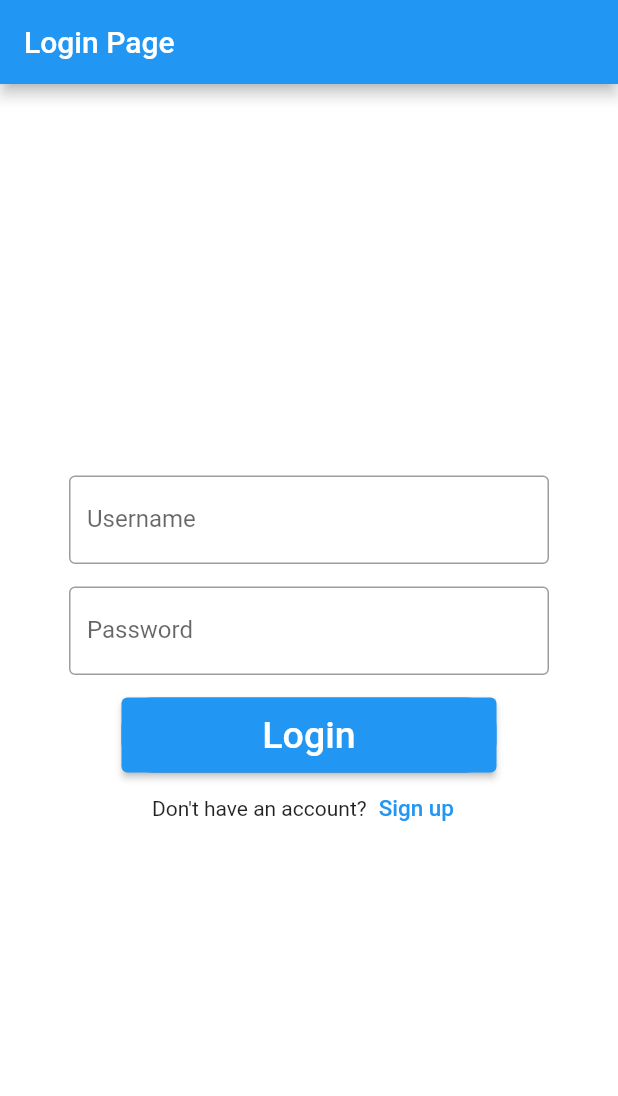
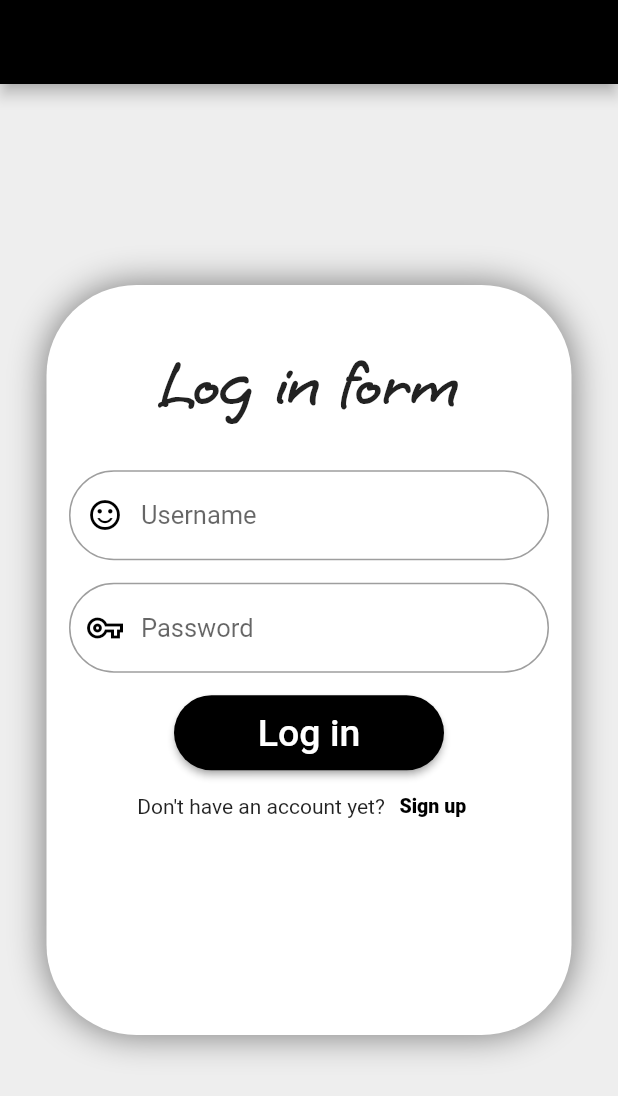
Before and after one commit to letsmespeakfrommyheart/Shared_Preferenses, a Flutter app: the screen it shows after launch, on a phone screen of 412 x 824 dp. Shown: the top 1096 px of the screen. Run offline on Flutter 3.47's test engine with Material 2 defaults, Android fonts, the phone set to English and light mode, and no system bars; our stand-ins replace shared_preferences.

Commit message:
upgrade app

```diff
--- a/lib/main.dart
+++ b/lib/main.dart
@@ -8,158 +8,213 @@ void main() {
 }
 
 class MyApp extends StatelessWidget {
+  const MyApp({Key? key}) : super(key: key);
   @override
   Widget build(BuildContext context) {
     return const MaterialApp(
       debugShowCheckedModeBanner: false,
-      home: LoginDemo(),
+      home: LoginPage(),
     );
   }
 }
 
-class LoginDemo extends StatefulWidget {
-  const LoginDemo({Key? key}) : super(key: key);
+class LoginPage extends StatefulWidget {
+  const LoginPage({Key? key}) : super(key: key);
   @override
   _LoginDemoState createState() => _LoginDemoState();
 }
 
-class _LoginDemoState extends State<LoginDemo> {
-  dynamic getName = SharedPreferences.getInstance();
-  dynamic getPass = SharedPreferences.getInstance();
+class _LoginDemoState extends State<LoginPage> {
+  dynamic getStorage = SharedPreferences.getInstance();
   TextEditingController logUserController = TextEditingController();
   TextEditingController logPassController = TextEditingController();
-  String inputUserName = "";
-  String inputPass = "";
-  var name = "";
-  var pass = "";
+  String? _name;
+  String? _pass;
 
-  // void getUsername() async {
-  //   final getName = await SharedPreferences.getInstance();
-  //   setState(() {
-  //     var userName = getName.getString('name');
-  //     print(userName);
-  //   });
-  // }
-
-  Future getDataName() async {
-    getName = await SharedPreferences.getInstance();
-    String name = await getName.getString('username');
-    return name;
+  Future<String?> getData() async {
+    getStorage = await SharedPreferences.getInstance();
+    dynamic name = await getStorage.get('username');
+    dynamic pass = await getStorage.get('password');
+    setState(() {
+      _name = name;
+      _pass = pass;
+    });
   }
 
-  Future getDataPass() async {
-    getPass = await SharedPreferences.getInstance();
-    String pass = await getPass.getString('password');
-    return pass;
+  String? answer() {
+    if ((_name == logUserController.text) &&
+        (_pass == logPassController.text)) {
+      return ('Hello, $_name, nice to see you again!');
+    } else if ((_name != logUserController.text) |
+        (_pass != logPassController.text)) {
+      return ('The username or password is incorrect, please try again');
+    }
   }
 
   @override
   Widget build(BuildContext context) {
     return Scaffold(
-      backgroundColor: Colors.white,
         appBar: AppBar(
-        title: const Text("Login Page"),
+          backgroundColor: Colors.black,
+          title: const Text(
+            '',
+            style: TextStyle(color: Colors.white),
           ),
-      body: Center(
+        ),
+        body: Container(
+            height: double.infinity,
+            width: double.infinity,
+            decoration: BoxDecoration(
+              color: Colors.grey[200],
+            ),
+            child: Center(
                 child: Container(
               height: 500,
               width: 350,
+              decoration: BoxDecoration(
+                boxShadow: [
+                  BoxShadow(
+                      blurRadius: 20,
+                      // spreadRadius: 3,
+                      color: Colors.black.withOpacity(0.5))
+                ],
+                color: Colors.white,
+                borderRadius: BorderRadius.circular(60),
+              ),
               child: Column(
                   mainAxisAlignment: MainAxisAlignment.center,
-            children: <Widget>[
+                  children: [
+                    const Text('Log in form',
+                        style: TextStyle(
+                            fontFamily: 'GrapeNuts',
+                            fontSize: 45,
+                            fontWeight: FontWeight.bold)),
+                    const SizedBox(height: 30),
                     Padding(
-                //padding: const EdgeInsets.only(left:15.0,right: 15.0,top:0,bottom: 0),
                       padding: const EdgeInsets.symmetric(horizontal: 15),
                       child: TextField(
+                        keyboardType: TextInputType.text,
+                        autocorrect: false,
+                        style: const TextStyle(
+                          fontSize: 17,
+                        ),
+                        cursorHeight: 20,
+                        cursorColor: Colors.black,
                         controller: logUserController,
-                  onSubmitted: (dynamic input) {
-                    inputUserName = input;
-                    setState(() {
-                      print(inputUserName);
-                    });
-                  },
-                  // onSubmitted: (String inputUsername) {
-                  //   input = inputUsername;
-                  //   setState(() {
-                  //     setUsername();
-                  //     print(input);
-                  //   });
-                  // },
-                  decoration: const InputDecoration(
-                    border: OutlineInputBorder(),
-                    labelText: 'Username',
+                        decoration: InputDecoration(
+                          prefixIcon: const Icon(
+                            Icons.sentiment_satisfied_outlined,
+                            color: Colors.black,
+                          ),
+                          border: OutlineInputBorder(
+                            borderRadius: BorderRadius.circular(30),
+                          ),
+                          focusedBorder: OutlineInputBorder(
+                            borderRadius: BorderRadius.circular(30),
+                            borderSide: const BorderSide(
+                              color: Colors.black,
+                              width: 1.0,
+                            ),
+                          ),
+                          hintText: 'Username',
                         ),
                       ),
                     ),
                     Padding(
                       padding: const EdgeInsets.only(
                           left: 15.0, right: 15.0, top: 15, bottom: 0),
-                //padding: EdgeInsets.symmetric(horizontal: 15),
                       child: TextField(
-                  controller: logPassController,
-                  onSubmitted: (dynamic input) {
-                    inputPass = input;
-                    setState(() {
-                      print(inputPass);
-                    });
-                  },
                         obscureText: true,
                         obscuringCharacter: '*',
-                  decoration: const InputDecoration(
-                    border: OutlineInputBorder(),
-                    labelText: 'Password',
+                        style: const TextStyle(
+                          fontSize: 17,
+                        ),
+                        cursorHeight: 20,
+                        cursorColor: Colors.black,
+                        controller: logPassController,
+                        decoration: InputDecoration(
+                          prefixIcon: const Icon(
+                            Icons.vpn_key_outlined,
+                            color: Colors.black,
+                          ),
+                          border: OutlineInputBorder(
+                            borderRadius: BorderRadius.circular(30),
+                          ),
+                          focusedBorder: OutlineInputBorder(
+                            borderRadius: BorderRadius.circular(30),
+                            borderSide: const BorderSide(
+                              color: Colors.black,
+                              width: 1.0,
+                            ),
+                          ),
+                          hintText: 'Password',
                         ),
                       ),
                     ),
                     const SizedBox(
                       height: 15,
                     ),
-              Container(
-                height: 50,
-                width: 250,
-                decoration: BoxDecoration(
-                    color: Colors.blue,
-                    borderRadius: BorderRadius.circular(20)),
-                child: ElevatedButton(
+                    ElevatedButton(
+                      style: ButtonStyle(
+                        shape: MaterialStateProperty.all(RoundedRectangleBorder(
+                            borderRadius: BorderRadius.circular(30))),
+                        backgroundColor:
+                            MaterialStateProperty.all(Colors.black),
+                        fixedSize:
+                            MaterialStateProperty.all(const Size(180, 50)),
+                        shadowColor: MaterialStateProperty.all(Colors.grey),
+                      ),
                       onPressed: () {
                         setState(() {
-                      print(name);
-                      print(pass);
-                      if ((name == inputUserName) & (pass == inputPass)) {
-                        print('Ura!!');
-                      } else if (name != inputUserName) {
-                        print('Repeat UserName');
-                      } else if (pass != inputPass) {
-                        print('Repeat Password');
-                      }
+                          getData();
                         });
                       },
                       child: const Text(
-                    'Login',
+                        'Log in',
                         style: TextStyle(color: Colors.white, fontSize: 25),
                       ),
                     ),
-              ),
+                    Column(children: [
                       Row(
                         mainAxisAlignment: MainAxisAlignment.center,
                         children: [
-                  const Text("Don't have an account?"),
+                          const Text("Don't have an account yet?"),
                           TextButton(
                             onPressed: () {
-                      Navigator.push(context,
-                          MaterialPageRoute(builder: (_) => SignUpPage()));
+                              Navigator.push(
+                                context,
+                                MaterialPageRoute(builder: (context) {
+                                  return const SignUpPage();
+                                }),
+                              );
                             },
                             child: const Text(
                               'Sign up',
-                      style: TextStyle(color: Colors.blue, fontSize: 15),
+                              style: TextStyle(
+                                  color: Colors.black,
+                                  fontSize: 13,
+                                  fontWeight: FontWeight.w800),
                             ),
                           ),
                         ],
                       ),
-            ],
+                      Container(
+                        alignment: Alignment.center,
+                        height: 90,
+                        width: 300,
+                        child: (_name != null) & (_pass != null)
+                            ? Text('${answer()}',
+                                textAlign: TextAlign.center,
+                                style: const TextStyle(
+                                  fontFamily: 'GrapeNuts',
+                                  fontWeight: FontWeight.bold,
+                                  fontSize: 27.0,
+                                  color: Colors.red,
+                                ))
+                            : const Text(''),
                       ),
-        ),
-      ),
-    );
+                    ]),
+                  ]),
+            ))));
   }
 }
```
Also changed, not shown: lib/SignUpPage.dart (+102 -68 lines), pubspec.yaml (+10 -15 lines), assets/fonts/Caveat-Bold.ttf (added), assets/fonts/GrapeNuts-Regular.ttf (added), assets/fonts/Hurricane-Regular.ttf (added). Lines whose indentation alone changed are shown as unchanged.
